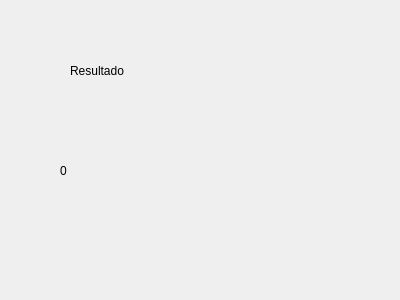
The window that Unidad 3/TranspasoInfoVentanas/Ejemplo 1/Second_EnvioInfo.ui (cisgarnat/PIP-2024-01) describes before a commit, drawn with Qt 5.
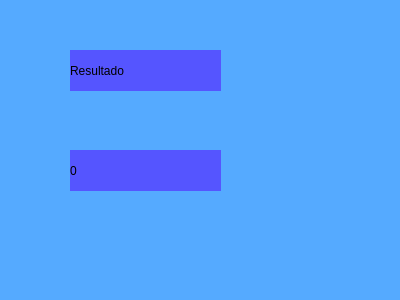
The same window after the commit.

Diff of the .ui file:
```diff
--- a/Unidad 3/TranspasoInfoVentanas/Ejemplo 1/Second_EnvioInfo.ui
+++ b/Unidad 3/TranspasoInfoVentanas/Ejemplo 1/Second_EnvioInfo.ui
@@ -13,6 +13,9 @@
   <property name="windowTitle">
    <string>Dialog</string>
   </property>
+  <property name="styleSheet">
+   <string notr="true">background-color: rgb(85, 170, 255);</string>
+  </property>
   <widget class="QLabel" name="label">
    <property name="geometry">
     <rect>
@@ -22,6 +25,9 @@
      <height>41</height>
     </rect>
    </property>
+   <property name="styleSheet">
+    <string notr="true">background-color: rgb(85, 85, 255);</string>
+   </property>
    <property name="text">
     <string>Resultado</string>
    </property>
@@ -29,12 +35,15 @@
   <widget class="QLabel" name="txt_resultado">
    <property name="geometry">
     <rect>
-     <x>60</x>
+     <x>70</x>
      <y>150</y>
      <width>151</width>
      <height>41</height>
     </rect>
    </property>
+   <property name="styleSheet">
+    <string notr="true">background-color: rgb(85, 85, 255);</string>
+   </property>
    <property name="text">
     <string>0</string>
    </property>
```
